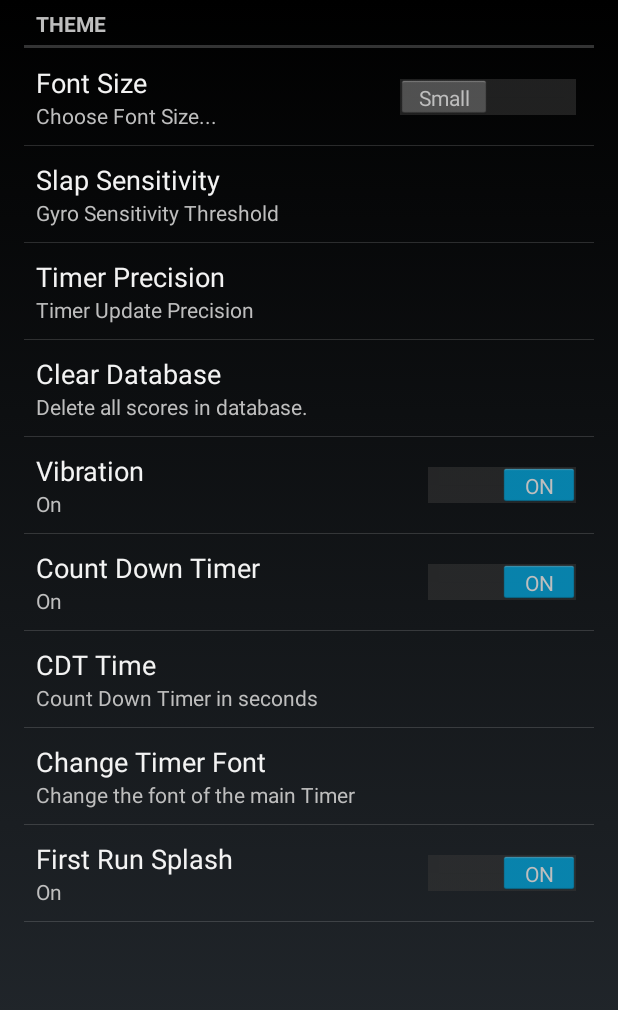
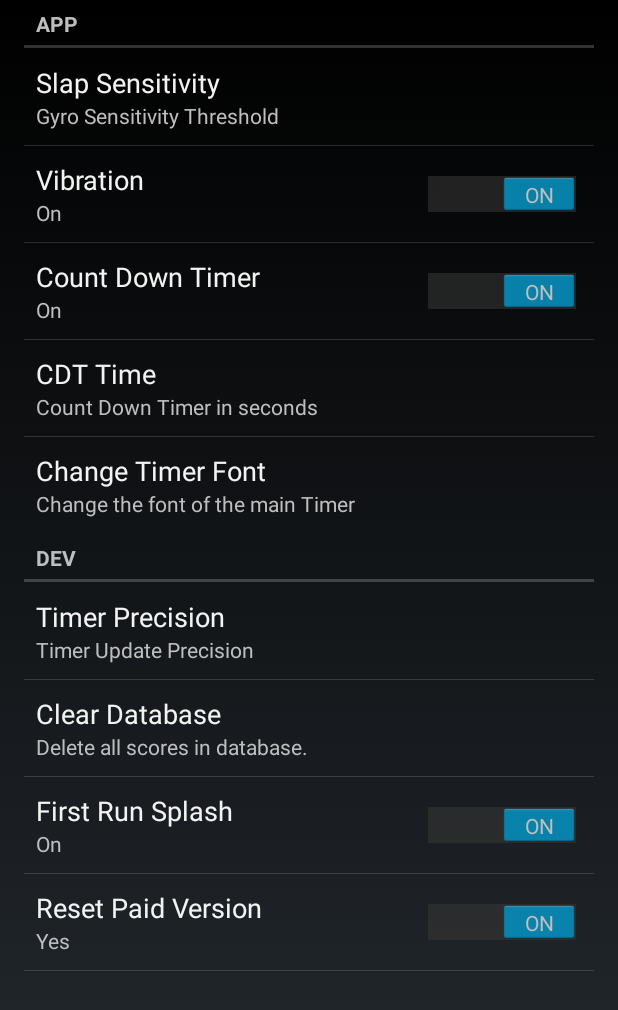
Before and after one commit to destroyer99/rubikCubeTimer, an Android app: the SettingsActivity screen opened directly, with no data from a screen before it, on a phone screen of 412 x 824 dp. Shown: the top 1010 px of the screen. Run offline under Robolectric (Android 15) with nearby library versions, the phone set to English and light mode, and no system bars; Roboto replaces fonts that are not available here.

```diff
--- a/app/src/main/AndroidManifest.xml
+++ b/app/src/main/AndroidManifest.xml
@@ -7,16 +7,17 @@
     <uses-permission android:name="android.permission.READ_PHONE_STATE" />
     <uses-permission android:name="android.permission.WRITE_EXTERNAL_STORAGE" />
     <uses-permission android:name="android.permission.VIBRATE" />
+    <uses-permission android:name="android.permission.RECORD_AUDIO" />
 
     <application
+        android:name=".AppInit"
         android:allowBackup="true"
         android:configChanges="orientation"
         android:icon="@drawable/logo"
         android:label="@string/app_name"
         android:largeHeap="true"
         android:screenOrientation="landscape"
-        android:theme="@style/AppTheme"
-        android:name=".AppInit" >
+        android:theme="@style/AppTheme" >
         <activity
             android:name=".MainActivity"
             android:label="@string/app_name" >
--- a/app/src/main/res/values/strings.xml
+++ b/app/src/main/res/values/strings.xml
@@ -9,4 +9,5 @@
     <string name="title_activity_settings">SettingsActivity</string>
     <string name="imgViewContectDescription">img</string>
     <string name="title_activity_dbviewer">DBViewerActivity</string>
+    <string name="title_activity_dtmf">DtmfActivity</string>
 </resources>
--- a/app/src/main/res/xml/activity_settings.xml
+++ b/app/src/main/res/xml/activity_settings.xml
@@ -1,15 +1,7 @@
 <?xml version="1.0" encoding="utf-8"?>
 
 <PreferenceScreen xmlns:android="http://schemas.android.com/apk/res/android">
-    <PreferenceCategory android:title="Theme">
-        <SwitchPreference
-            android:title="Font Size"
-            android:key="fontSize"
-            android:defaultValue="false"
-            android:summary="Choose Font Size..."
-            android:switchTextOff="Small"
-            android:switchTextOn="Large" />
-
+    <PreferenceCategory android:title="APP">
         <EditTextPreference
             android:title="Slap Sensitivity"
             android:key="gyroThreshold"
@@ -17,19 +9,6 @@
             android:editable="true"
             android:inputType="number"
             android:summary="Gyro Sensitivity Threshold" />
-
-        <EditTextPreference
-            android:title="Timer Precision"
-            android:key="timerPrecision"
-            android:defaultValue="21"
-            android:editable="true"
-            android:inputType="number"
-            android:summary="Timer Update Precision" />
-
-        <Preference
-            android:title="Clear Database"
-            android:key="clearDB"
-            android:summary="Delete all scores in database." />
 
         <SwitchPreference
             android:title="Vibration"
@@ -59,6 +38,21 @@
             android:title="Change Timer Font"
             android:key="timerFont"
             android:summary="Change the font of the main Timer" />
+    </PreferenceCategory>
+
+    <PreferenceCategory android:title="DEV" >
+        <EditTextPreference
+            android:title="Timer Precision"
+            android:key="timerPrecision"
+            android:defaultValue="21"
+            android:editable="true"
+            android:inputType="number"
+            android:summary="Timer Update Precision" />
+
+        <Preference
+            android:title="Clear Database"
+            android:key="clearDB"
+            android:summary="Delete all scores in database." />
 
         <SwitchPreference
             android:title="First Run Splash"
@@ -67,5 +61,13 @@
             android:summary="Show splash screen on first run of app"
             android:summaryOn="On"
             android:summaryOff="Off" />
+
+        <SwitchPreference
+            android:title="Reset Paid Version"
+            android:key="paidVersionReset"
+            android:defaultValue="true"
+            android:summary="Reset paid version on startup"
+            android:summaryOn="Yes"
+            android:summaryOff="No" />
     </PreferenceCategory>
 </PreferenceScreen>
```
Also changed, not shown: app/src/main/java/com/destroyer/rubikcubetimer/AppInit.java (+17 -10 lines), app/src/main/java/com/destroyer/rubikcubetimer/MainActivity.java (+10 -2 lines).
